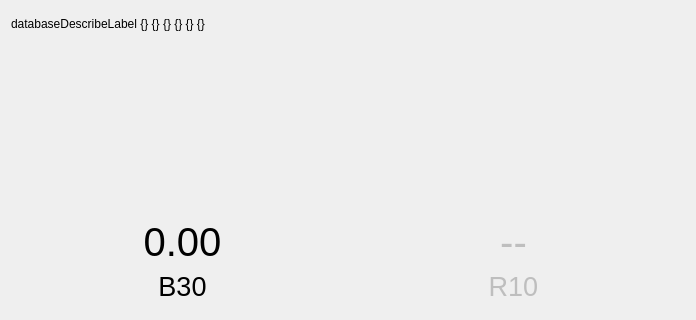
This is ui/designer/tabs/tabOverview.ui in ArcaeaOffline/client-pyside6 as Qt 5 draws it before an edit; both pictures show x 0 to 696 and y 0 to 320 of the 696 by 509 pixel window. The edited form follows.
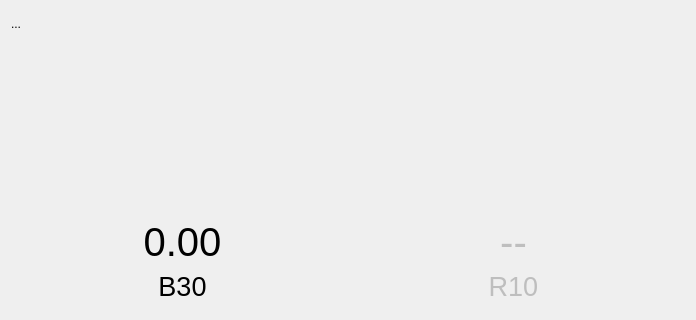
This is the edited form.

Commit message: impr: `TabOverview` describe label

What changed in the file:
```diff
--- a/ui/designer/tabs/tabOverview.ui
+++ b/ui/designer/tabs/tabOverview.ui
@@ -20,7 +20,7 @@
    <item>
     <widget class="QLabel" name="databaseDescribeLabel">
      <property name="text">
-      <string extracomment="This database now have {} packs, {} songs, {} difficulties, {} chart info ({} complete) and {} scores.">databaseDescribeLabel {} {} {} {} {} {}</string>
+      <string notr="true" extracomment="This database now have {} packs, {} songs, {} difficulties, {} chart info ({} complete) and {} scores.">...</string>
      </property>
     </widget>
    </item>
```
The commit also changes 3 other files.
